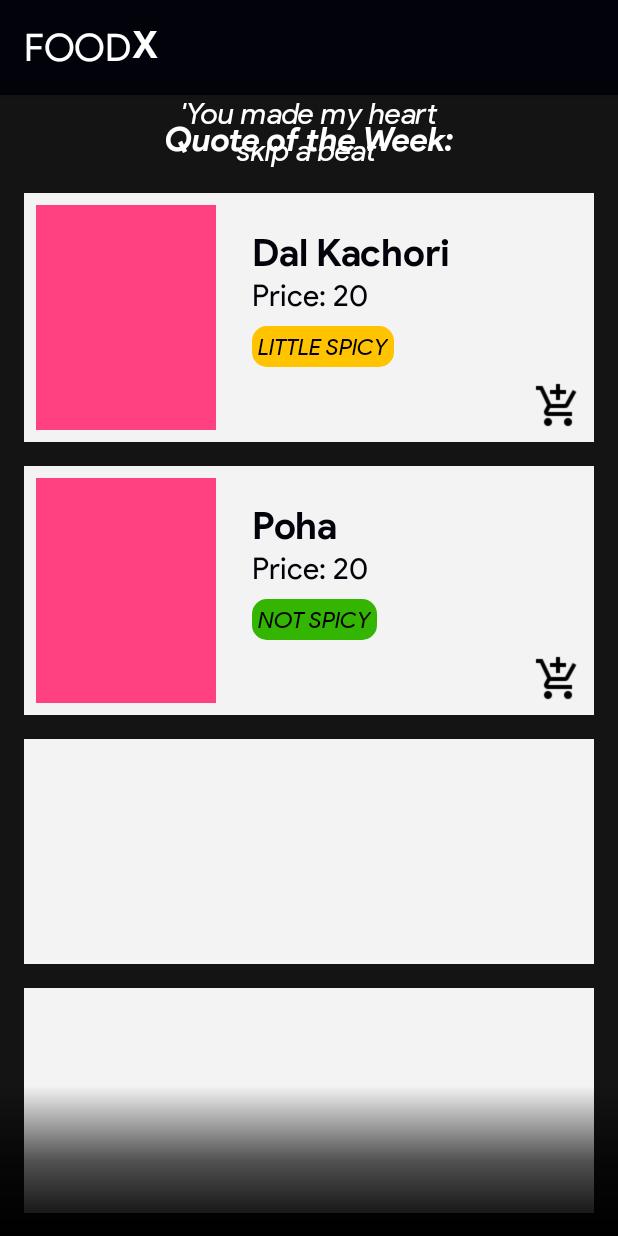
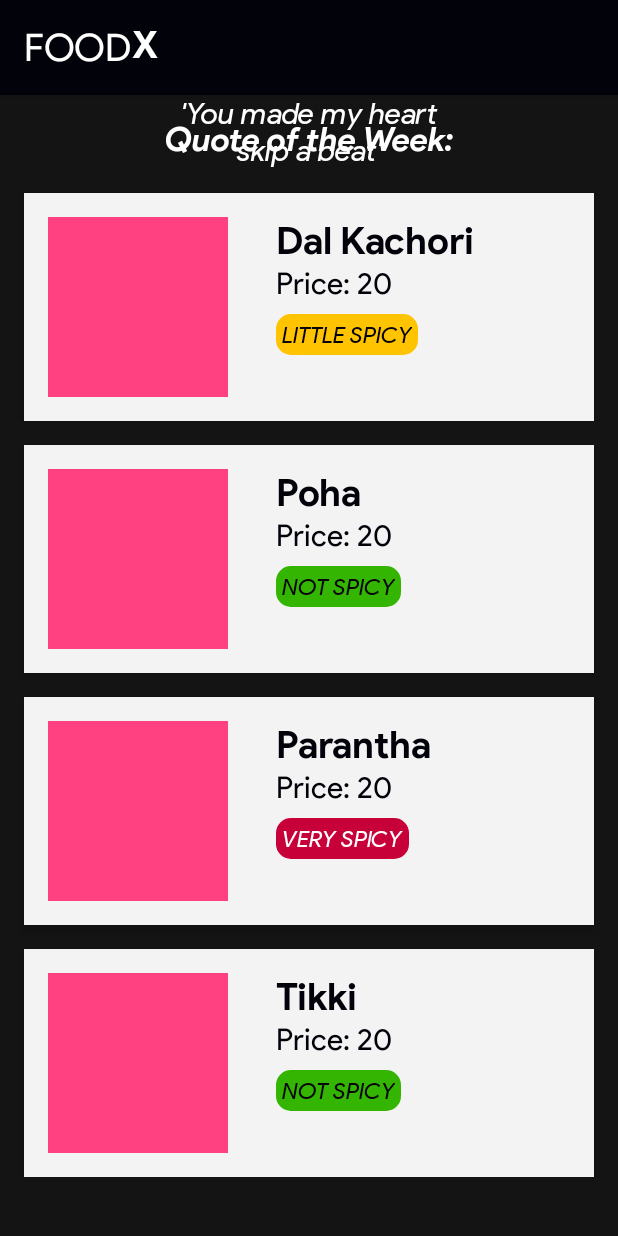
Before and after one commit to ThisIsNSH/Android-FoodX, an Android app: the screen it shows after launch (MainActivity), on a phone screen of 412 x 824 dp. Run offline under Robolectric (Android 15) with nearby library versions, the phone set to English and light mode, and no system bars; libraries missing offline, so code that uses them is left out: com.tzanou; plain views replace PercentVisibleLayout; 5 statements that could not run were skipped.

Commit message:
new view

```diff
--- a/app/src/main/java/com/foodx/nsh/OnSwipeTouchListener.java
+++ /dev/null
@@ -1,8 +0,0 @@
-package com.foodx.nsh;
-
-/**
- * Created by ThisIsNSH on 1/25/2018.
- */
-
-public class OnSwipeTouchListener {
-}
--- a/app/src/main/java/com/foodx/nsh/SwipeDismissTouchListener.java
+++ /dev/null
@@ -1,8 +0,0 @@
-package com.foodx.nsh;
-
-/**
- * Created by ThisIsNSH on 1/25/2018.
- */
-
-public class SwipeDismissTouchListener {
-}
--- a/app/src/main/res/layout/activity_main.xml
+++ b/app/src/main/res/layout/activity_main.xml
@@ -140,6 +140,8 @@ android:textAlignment="center"
                     android:id="@+id/custom_layout1">
                 <RelativeLayout
                     android:id="@+id/item1"
+                    android:elevation="4dp"
+
                     android:layout_width="match_parent"
                     android:layout_height="wrap_content"
                     android:layout_marginLeft="16dp"
@@ -151,8 +153,8 @@ android:textAlignment="center"
                     <ImageView
                         android:id="@+id/image1"
                         android:layout_width="120dp"
-                        android:layout_height="150dp"
-                        android:layout_margin="8dp"
+                        android:layout_height="120dp"
+                        android:layout_margin="16dp"
                         android:src="@color/colorAccent" />
 
                     <TextView
@@ -162,7 +164,7 @@ android:textAlignment="center"
                         android:layout_marginLeft="16dp"
 
 
-                        android:layout_marginTop="24dp"
+                        android:layout_marginTop="16dp"
                         android:layout_toRightOf="@id/image1"
                         android:fontFamily="@font/psb"
                         android:text="Dal Kachori"
@@ -200,15 +202,6 @@ android:textAlignment="center"
                         android:textColor="@color/black"
                         android:textSize="15sp" />
 
-                    <ImageView
-                        android:id="@+id/cart1"
-                        android:layout_width="40dp"
-                        android:layout_height="40dp"
-                        android:layout_alignParentBottom="true"
-                        android:layout_alignParentRight="true"
-                        android:paddingBottom="8dp"
-                        android:paddingRight="8dp"
-                        android:src="@drawable/add_cart" />
 
 
                 </RelativeLayout>
@@ -216,6 +209,8 @@ android:textAlignment="center"
 
                 <RelativeLayout
                     android:id="@+id/item2"
+                    android:elevation="4dp"
+
                     android:layout_width="match_parent"
                     android:layout_height="wrap_content"
                     android:layout_marginLeft="16dp"
@@ -226,8 +221,8 @@ android:textAlignment="center"
                     <ImageView
                         android:id="@+id/image2"
                         android:layout_width="120dp"
-                        android:layout_height="150dp"
-                        android:layout_margin="8dp"
+                        android:layout_height="120dp"
+                        android:layout_margin="16dp"
                         android:src="@color/colorAccent" />
 
                     <TextView
@@ -237,7 +232,7 @@ android:textAlignment="center"
                         android:layout_marginLeft="16dp"
 
 
-                        android:layout_marginTop="24dp"
+                        android:layout_marginTop="16dp"
                         android:layout_toRightOf="@id/image2"
                         android:fontFamily="@font/psb"
                         android:text="Poha"
@@ -275,80 +270,141 @@ android:textAlignment="center"
                         android:textColor="@color/black"
                         android:textSize="15sp" />
 
-                    <ImageView
-                        android:id="@+id/cart2"
-                        android:layout_width="40dp"
-                        android:layout_height="40dp"
-                        android:layout_alignParentBottom="true"
-                        android:layout_alignParentRight="true"
-                        android:paddingBottom="8dp"
-                        android:paddingRight="8dp"
-                        android:src="@drawable/add_cart" />
+
                 </RelativeLayout>
 
                 <RelativeLayout
+                    android:id="@+id/item3"
+                    android:elevation="4dp"
+
                     android:layout_width="match_parent"
-                    android:layout_height="150dp"
+                    android:layout_height="wrap_content"
                     android:layout_marginLeft="16dp"
                     android:layout_marginRight="16dp"
                     android:layout_marginTop="16dp"
-                    android:background="#f3f3f3"/>
+                    android:background="#f3f3f3">
+
+                    <ImageView
+                        android:id="@+id/image3"
+                        android:layout_width="120dp"
+                        android:layout_height="120dp"
+                        android:layout_margin="16dp"
+                        android:src="@color/colorAccent" />
+
+                    <TextView
+                        android:id="@+id/name3"
+                        android:layout_width="wrap_content"
+                        android:layout_height="wrap_content"
+                        android:layout_marginLeft="16dp"
+
+
+                        android:layout_marginTop="16dp"
+                        android:layout_toRightOf="@id/image3"
+                        android:fontFamily="@font/psb"
+                        android:text="Parantha"
+                        android:textColor="@color/black"
+                        android:textSize="25sp" />
+
+                    <TextView
+                        android:id="@+id/price3"
+                        android:layout_width="wrap_content"
+                        android:layout_height="wrap_content"
+                        android:layout_below="@id/name3"
+                        android:layout_marginLeft="16dp"
+                        android:layout_marginTop="0dp"
+                        android:layout_toRightOf="@id/image3"
+                        android:fontFamily="@font/ps"
+                        android:gravity="center_vertical"
+                        android:text="Price: 20"
+                        android:textColor="@color/black"
+                        android:textSize="20sp" />
+
+                    <TextView
+                        android:id="@+id/spice3"
+                        android:layout_width="wrap_content"
+                        android:layout_height="wrap_content"
+                        android:layout_below="@id/price3"
+                        android:layout_marginLeft="16dp"
+                        android:layout_marginTop="8dp"
+                        android:layout_toRightOf="@id/image3"
+                        android:background="@drawable/spice_max"
+                        android:fontFamily="@font/psi"
+                        android:gravity="center_vertical"
+                        android:padding="4dp"
+                        android:text="Very Spicy"
+                        android:textAllCaps="true"
+                        android:textColor="#fff"
+                        android:textSize="15sp" />
+
+
+                </RelativeLayout>
 
                 <RelativeLayout
+                    android:id="@+id/item4"
+                    android:elevation="4dp"
                     android:layout_width="match_parent"
-                    android:layout_height="150dp"
+                    android:layout_height="wrap_content"
                     android:layout_marginLeft="16dp"
                     android:layout_marginRight="16dp"
                     android:layout_marginTop="16dp"
-                    android:background="#f3f3f3"/>
+                    android:background="#f3f3f3">
 
-                <RelativeLayout
-                    android:layout_width="match_parent"
-                    android:layout_height="150dp"
-                    android:layout_marginLeft="16dp"
-                    android:layout_marginRight="16dp"
-                    android:layout_marginTop="16dp"
-                    android:background="#f3f3f3"/>
+                    <ImageView
+                        android:id="@+id/image4"
+                        android:layout_width="120dp"
+                        android:layout_height="120dp"
+                        android:layout_margin="16dp"
+                        android:src="@color/colorAccent" />
 
-                <RelativeLayout
-                    android:layout_width="match_parent"
-                    android:layout_height="150dp"
-                    android:layout_marginLeft="16dp"
-                    android:layout_marginRight="16dp"
-                    android:layout_marginTop="16dp"
-                    android:background="#f3f3f3"/>
+                    <TextView
+                        android:id="@+id/name4"
+                        android:layout_width="wrap_content"
+                        android:layout_height="wrap_content"
+                        android:layout_marginLeft="16dp"
 
-                <RelativeLayout
-                    android:layout_width="match_parent"
-                    android:layout_height="150dp"
-                    android:layout_marginLeft="16dp"
-                    android:layout_marginRight="16dp"
-                    android:layout_marginTop="16dp"
-                    android:background="#f3f3f3"/>
 
-                <RelativeLayout
-                    android:layout_width="match_parent"
-                    android:layout_height="150dp"
-                    android:layout_marginLeft="16dp"
-                    android:layout_marginRight="16dp"
-                    android:layout_marginTop="16dp"
-                    android:background="#f3f3f3"/>
+                        android:layout_marginTop="16dp"
+                        android:layout_toRightOf="@id/image4"
+                        android:fontFamily="@font/psb"
+                        android:text="Tikki"
+                        android:textColor="@color/black"
+                        android:textSize="25sp" />
 
-                <RelativeLayout
-                    android:layout_width="match_parent"
-                    android:layout_height="150dp"
-                    android:layout_marginLeft="16dp"
-                    android:layout_marginRight="16dp"
-                    android:layout_marginTop="16dp"
-                    android:background="#f3f3f3"/>
+                    <TextView
+                        android:id="@+id/price4"
+                        android:layout_width="wrap_content"
+                        android:layout_height="wrap_content"
+                        android:layout_below="@id/name4"
+                        android:layout_marginLeft="16dp"
+                        android:layout_marginTop="0dp"
+                        android:layout_toRightOf="@id/image4"
+                        android:fontFamily="@font/ps"
+                        android:gravity="center_vertical"
+                        android:text="Price: 20"
+                        android:textColor="@color/black"
+                        android:textSize="20sp" />
 
-                <RelativeLayout
-                    android:layout_width="match_parent"
-                    android:layout_height="150dp"
-                    android:layout_marginLeft="16dp"
-                    android:layout_marginRight="16dp"
-                    android:layout_marginTop="16dp"
-                    android:background="#f3f3f3"/>
+                    <TextView
+                        android:id="@+id/spice4"
+                        android:layout_width="wrap_content"
+                        android:layout_height="wrap_content"
+                        android:layout_below="@id/price4"
+                        android:layout_marginLeft="16dp"
+                        android:layout_marginTop="8dp"
+                        android:layout_toRightOf="@id/image4"
+                        android:background="@drawable/spice_min"
+                        android:fontFamily="@font/psi"
+                        android:gravity="center_vertical"
+                        android:padding="4dp"
+                        android:text="Not Spicy"
+                        android:textAllCaps="true"
+                        android:textColor="@color/black"
+                        android:textSize="15sp" />
+
+
+                </RelativeLayout>
+
+
 
 
 
@@ -364,12 +420,6 @@ android:textAlignment="center"
 
     </LinearLayout>
 
-    <LinearLayout
-        android:layout_width="match_parent"
-        android:layout_height="100dp"
-        android:layout_alignParentBottom="true"
-
-        android:background="@drawable/black_gradient"/>
 
 
 </RelativeLayout>
```
